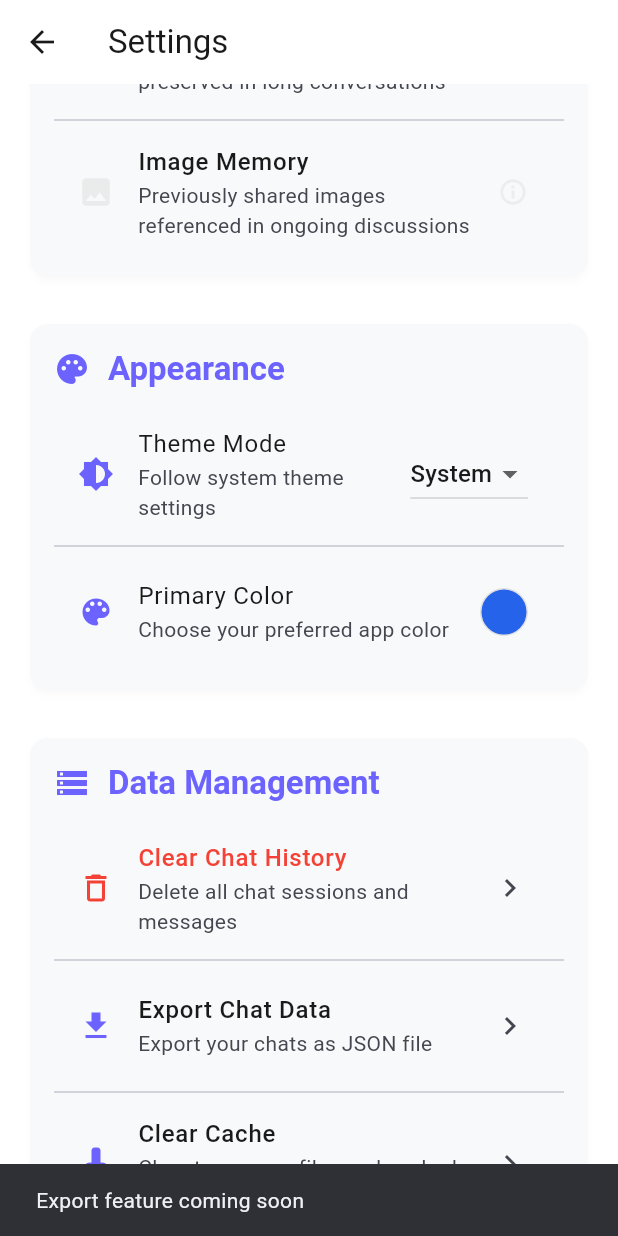
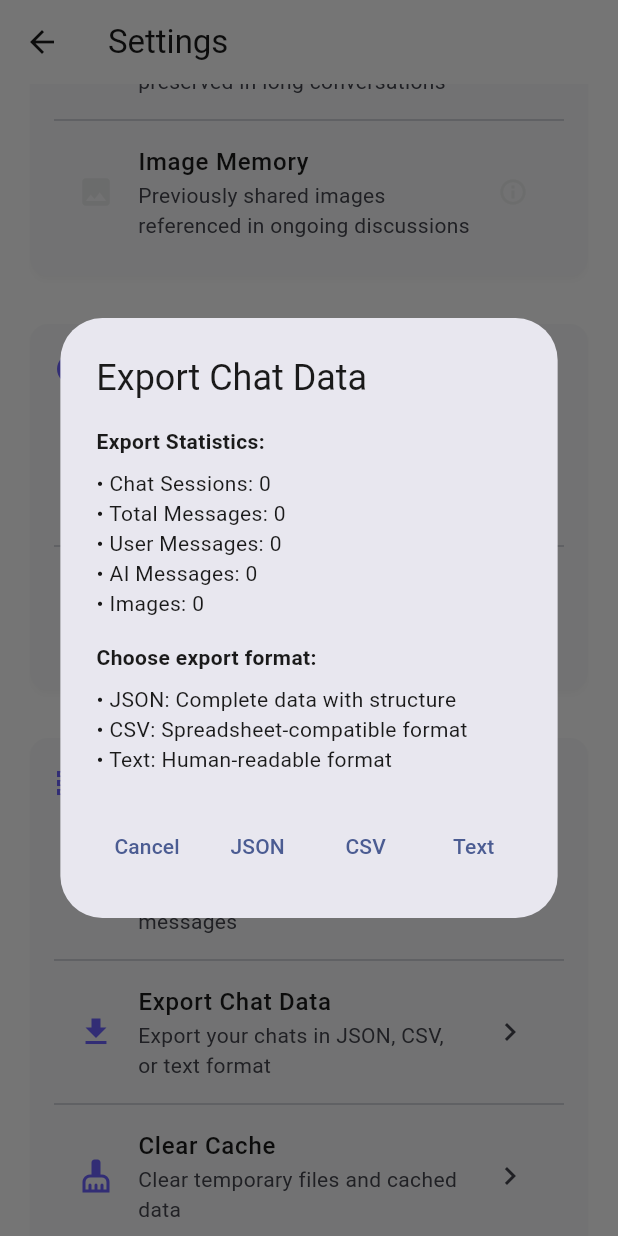
Before and after one commit to i-soumya18/ConsensusVision, a Flutter app: the SettingsScreen screen opened directly, scrolled down 1152 dp, after a tap on "Export Chat Data", on a phone screen of 412 x 824 dp. Run offline on Flutter 3.47's test engine with Material 3 defaults, Android fonts, the phone set to English and light mode, and no system bars; our stand-ins replace animated_text_kit, cached_network_image, flutter_spinkit, image_picker, permission_handler, share_plus and 2 more; accounts and stored records are empty.

Commit message:
Implement chat data export feature; add support for JSON, CSV, and text formats

```diff
--- a/lib/screens/settings_screen.dart
+++ b/lib/screens/settings_screen.dart
@@ -3,6 +3,7 @@ import 'package:flutter/services.dart';
 import 'package:provider/provider.dart';
 import '../services/config_service.dart';
 import '../services/theme_service.dart';
+import '../services/export_service.dart';
 import '../theme/app_theme.dart';
 import '../providers/chat_provider.dart';
 
@@ -641,7 +642,7 @@ class _SettingsScreenState extends State<SettingsScreen> {
         const Divider(),
         _buildActionTile(
           title: 'Export Chat Data',
-          subtitle: 'Export your chats as JSON file',
+          subtitle: 'Export your chats in JSON, CSV, or text format',
           icon: Icons.download,
           onTap: _exportChatData,
         ),
@@ -930,8 +931,125 @@ class _SettingsScreenState extends State<SettingsScreen> {
     }
   }
 
-  void _exportChatData() {
-    _showSnackBar('Export feature coming soon');
+  void _exportChatData() async {
+    try {
+      // Get export statistics
+      final stats = await ExportService.getExportStatistics();
+
+      if (!mounted) return;
+
+      showDialog(
+        context: context,
+        builder: (context) => AlertDialog(
+          title: const Text('Export Chat Data'),
+          content: Column(
+            mainAxisSize: MainAxisSize.min,
+            crossAxisAlignment: CrossAxisAlignment.start,
+            children: [
+              const Text(
+                'Export Statistics:',
+                style: TextStyle(fontWeight: FontWeight.bold),
+              ),
+              const SizedBox(height: 8),
+              Text('• Chat Sessions: ${stats['total_sessions']}'),
+              Text('• Total Messages: ${stats['total_messages']}'),
+              Text('• User Messages: ${stats['user_messages']}'),
+              Text('• AI Messages: ${stats['ai_messages']}'),
+              Text('• Images: ${stats['total_images']}'),
+              const SizedBox(height: 16),
+              const Text(
+                'Choose export format:',
+                style: TextStyle(fontWeight: FontWeight.bold),
+              ),
+              const SizedBox(height: 8),
+              const Text('• JSON: Complete data with structure'),
+              const Text('• CSV: Spreadsheet-compatible format'),
+              const Text('• Text: Human-readable format'),
+            ],
+          ),
+          actions: [
+            TextButton(
+              onPressed: () => Navigator.of(context).pop(),
+              child: const Text('Cancel'),
+            ),
+            TextButton(
+              onPressed: () {
+                Navigator.of(context).pop();
+                _performExport('json');
+              },
+              child: const Text('JSON'),
+            ),
+            TextButton(
+              onPressed: () {
+                Navigator.of(context).pop();
+                _performExport('csv');
+              },
+              child: const Text('CSV'),
+            ),
+            TextButton(
+              onPressed: () {
+                Navigator.of(context).pop();
+                _performExport('text');
+              },
+              child: const Text('Text'),
+            ),
+          ],
+        ),
+      );
+    } catch (e) {
+      _showSnackBar('Failed to load export statistics: $e');
+    }
+  }
+
+  Future<void> _performExport(String format) async {
+    // Show progress dialog
+    showDialog(
+      context: context,
+      barrierDismissible: false,
+      builder: (context) => AlertDialog(
+        content: Column(
+          mainAxisSize: MainAxisSize.min,
+          children: [
+            const CircularProgressIndicator(),
+            const SizedBox(height: 16),
+            Text('Exporting chat data as ${format.toUpperCase()}...'),
+          ],
+        ),
+      ),
+    );
+
+    try {
+      bool success = false;
+
+      switch (format.toLowerCase()) {
+        case 'json':
+          success = await ExportService.exportChatDataAsJson();
+          break;
+        case 'csv':
+          success = await ExportService.exportChatDataAsCsv();
+          break;
+        case 'text':
+          success = await ExportService.exportChatDataAsText();
+          break;
+        default:
+          throw Exception('Unknown export format: $format');
+      }
+
+      // Close progress dialog
+      if (mounted) Navigator.of(context).pop();
+
+      if (success) {
+        _showSnackBar(
+          'Chat data exported successfully as ${format.toUpperCase()}',
+        );
+      } else {
+        _showSnackBar('Export failed');
+      }
+    } catch (e) {
+      // Close progress dialog
+      if (mounted) Navigator.of(context).pop();
+      _showSnackBar('Export failed: $e');
+    }
   }
 
   void _clearCache() {
--- /dev/null
+++ b/lib/services/export_service.dart
@@ -0,0 +1,255 @@
+import 'dart:convert';
+import 'dart:io';
+import 'package:path_provider/path_provider.dart';
+import 'package:share_plus/share_plus.dart';
+import '../models/message.dart';
+import '../services/database_service.dart';
+
+class ExportService {
+  /// Export all chat data as JSON
+  static Future<bool> exportChatDataAsJson() async {
+    try {
+      // Get all chat sessions
+      final chatSessions = await DatabaseService.getAllChatSessions();
+
+      // Create export data structure
+      final exportData = <String, dynamic>{
+        'export_info': {
+          'app_name': 'ImageQuery AI',
+          'export_date': DateTime.now().toIso8601String(),
+          'total_sessions': chatSessions.length,
+          'version': '1.0.0',
+        },
+        'chat_sessions': [],
+      };
+
+      // Add each session with its messages
+      for (final session in chatSessions) {
+        final messages = await DatabaseService.getMessagesForSession(
+          session.id,
+        );
+
+        final sessionData = {
+          'session_info': session.toJson(),
+          'messages': messages.map((message) => message.toJson()).toList(),
+        };
+
+        exportData['chat_sessions'].add(sessionData);
+      }
+
+      // Convert to JSON string with pretty formatting
+      final jsonString = const JsonEncoder.withIndent('  ').convert(exportData);
+
+      // Save to temporary file
+      final tempDir = await getTemporaryDirectory();
+      final fileName =
+          'imagequery_chat_export_${DateTime.now().millisecondsSinceEpoch}.json';
+      final file = File('${tempDir.path}/$fileName');
+      await file.writeAsString(jsonString);
+
+      // Share the file
+      await Share.shareXFiles(
+        [XFile(file.path)],
+        text: 'ImageQuery AI Chat Export',
+        subject: 'Chat Data Export',
+      );
+
+      return true;
+    } catch (e) {
+      throw Exception('Failed to export chat data: $e');
+    }
+  }
+
+  /// Export chat data as CSV format
+  static Future<bool> exportChatDataAsCsv() async {
+    try {
+      // Get all chat sessions
+      final chatSessions = await DatabaseService.getAllChatSessions();
+
+      // Create CSV content
+      final csvLines = <String>[];
+
+      // Add header
+      csvLines.add(
+        'Session ID,Session Title,Session Created,Message ID,Message Type,Content,Image Count,Timestamp,AI Model,Confidence',
+      );
+
+      // Add data rows
+      for (final session in chatSessions) {
+        final messages = await DatabaseService.getMessagesForSession(
+          session.id,
+        );
+
+        for (final message in messages) {
+          final row = [
+            _escapeCSV(session.id),
+            _escapeCSV(session.title),
+            _escapeCSV(session.createdAt.toIso8601String()),
+            _escapeCSV(message.id),
+            _escapeCSV(message.type.name),
+            _escapeCSV(message.content),
+            message.imagePaths.length.toString(),
+            _escapeCSV(message.timestamp.toIso8601String()),
+            _escapeCSV(message.aiModel ?? ''),
+            message.confidence?.toString() ?? '',
+          ];
+          csvLines.add(row.join(','));
+        }
+      }
+
+      final csvContent = csvLines.join('\n');
+
+      // Save to temporary file
+      final tempDir = await getTemporaryDirectory();
+      final fileName =
+          'imagequery_chat_export_${DateTime.now().millisecondsSinceEpoch}.csv';
+      final file = File('${tempDir.path}/$fileName');
+      await file.writeAsString(csvContent);
+
+      // Share the file
+      await Share.shareXFiles(
+        [XFile(file.path)],
+        text: 'ImageQuery AI Chat Export (CSV)',
+        subject: 'Chat Data Export',
+      );
+
+      return true;
+    } catch (e) {
+      throw Exception('Failed to export chat data as CSV: $e');
+    }
+  }
+
+  /// Export chat data as human-readable text
+  static Future<bool> exportChatDataAsText() async {
+    try {
+      // Get all chat sessions
+      final chatSessions = await DatabaseService.getAllChatSessions();
+
+      final textLines = <String>[];
+
+      // Add header
+      textLines.add('ImageQuery AI Chat Export');
+      textLines.add('Export Date: ${DateTime.now().toString()}');
+      textLines.add('Total Sessions: ${chatSessions.length}');
+      textLines.add('=' * 50);
+      textLines.add('');
+
+      // Add each session
+      for (int i = 0; i < chatSessions.length; i++) {
+        final session = chatSessions[i];
+        final messages = await DatabaseService.getMessagesForSession(
+          session.id,
+        );
+
+        textLines.add('SESSION ${i + 1}: ${session.title}');
+        textLines.add('Created: ${session.createdAt}');
+        textLines.add('Last Updated: ${session.lastUpdated}');
+        textLines.add('Messages: ${messages.length}');
+        textLines.add('-' * 30);
+
+        for (int j = 0; j < messages.length; j++) {
+          final message = messages[j];
+          textLines.add('');
+          textLines.add(
+            '[${j + 1}] ${message.type.name.toUpperCase()} - ${message.timestamp}',
+          );
+          if (message.aiModel != null) {
+            textLines.add('AI Model: ${message.aiModel}');
+          }
+          if (message.confidence != null) {
+            textLines.add(
+              'Confidence: ${(message.confidence! * 100).toStringAsFixed(1)}%',
+            );
+          }
+          if (message.imagePaths.isNotEmpty) {
+            textLines.add('Images: ${message.imagePaths.length}');
+          }
+          textLines.add('Content: ${message.content}');
+        }
+
+        textLines.add('');
+        textLines.add('=' * 50);
+        textLines.add('');
+      }
+
+      final textContent = textLines.join('\n');
+
+      // Save to temporary file
+      final tempDir = await getTemporaryDirectory();
+      final fileName =
+          'imagequery_chat_export_${DateTime.now().millisecondsSinceEpoch}.txt';
+      final file = File('${tempDir.path}/$fileName');
+      await file.writeAsString(textContent);
+
+      // Share the file
+      await Share.shareXFiles(
+        [XFile(file.path)],
+        text: 'ImageQuery AI Chat Export (Text)',
+        subject: 'Chat Data Export',
+      );
+
+      return true;
+    } catch (e) {
+      throw Exception('Failed to export chat data as text: $e');
+    }
+  }
+
+  /// Helper method to escape CSV fields
+  static String _escapeCSV(String field) {
+    if (field.contains('"') || field.contains(',') || field.contains('\n')) {
+      return '"${field.replaceAll('"', '""')}"';
+    }
+    return field;
+  }
+
+  /// Get export statistics
+  static Future<Map<String, dynamic>> getExportStatistics() async {
+    try {
+      final chatSessions = await DatabaseService.getAllChatSessions();
+
+      int totalMessages = 0;
+      int userMessages = 0;
+      int aiMessages = 0;
+      int totalImages = 0;
+      DateTime? oldestSession;
+      DateTime? newestSession;
+
+      for (final session in chatSessions) {
+        // Update session date tracking
+        if (oldestSession == null ||
+            session.createdAt.isBefore(oldestSession)) {
+          oldestSession = session.createdAt;
+        }
+        if (newestSession == null || session.createdAt.isAfter(newestSession)) {
+          newestSession = session.createdAt;
+        }
+
+        final messages = await DatabaseService.getMessagesForSession(
+          session.id,
+        );
+        totalMessages += messages.length;
+
+        for (final message in messages) {
+          if (message.type == MessageType.user) {
+            userMessages++;
+          } else if (message.type == MessageType.ai) {
+            aiMessages++;
+          }
+          totalImages += message.imagePaths.length;
+        }
+      }
+
+      return {
+        'total_sessions': chatSessions.length,
+        'total_messages': totalMessages,
+        'user_messages': userMessages,
+        'ai_messages': aiMessages,
+        'total_images': totalImages,
+        'oldest_session': oldestSession?.toIso8601String(),
+        'newest_session': newestSession?.toIso8601String(),
+      };
+    } catch (e) {
+      throw Exception('Failed to get export statistics: $e');
+    }
+  }
+}
--- a/pubspec.yaml
+++ b/pubspec.yaml
@@ -74,6 +74,10 @@ dependencies:
   # Permissions
   permission_handler: ^11.2.0
 
+  # File handling for export
+  path_provider: ^2.1.2
+  share_plus: ^7.2.2
+
 dev_dependencies:
   flutter_test:
     sdk: flutter
```
Also changed, not shown: lib/screens/chat_screen.dart (+15 -5 lines), lib/widgets/message_bubble.dart (+16 -5 lines), pubspec.lock, 2 other files.
